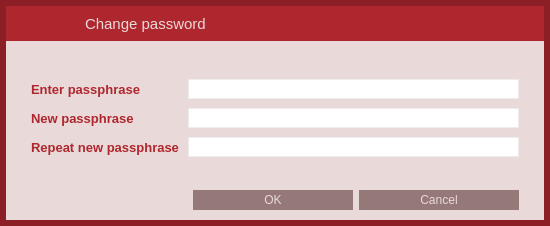
LIMXTEC/Megacoin, file src/qt/forms/askpassphrasedialog.ui: the form before one commit.
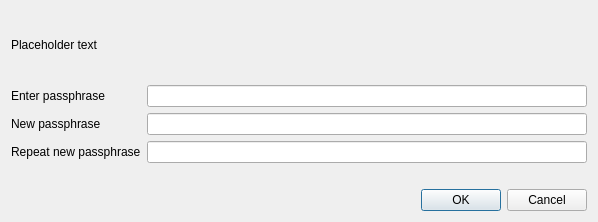
The form after the commit. Icons and pictures are not drawn.

What changed in the file:
```diff
--- a/src/qt/forms/askpassphrasedialog.ui
+++ b/src/qt/forms/askpassphrasedialog.ui
@@ -6,12 +6,12 @@
    <rect>
     <x>0</x>
     <y>0</y>
-    <width>550</width>
-    <height>226</height>
+    <width>598</width>
+    <height>222</height>
    </rect>
   </property>
   <property name="sizePolicy">
-   <sizepolicy hsizetype="Preferred" vsizetype="Preferred">
+   <sizepolicy hsizetype="Preferred" vsizetype="Minimum">
     <horstretch>0</horstretch>
     <verstretch>0</verstretch>
    </sizepolicy>
@@ -25,276 +25,33 @@
   <property name="windowTitle">
    <string>Passphrase Dialog</string>
   </property>
-  <property name="styleSheet">
-   <string notr="true">QLabel {
-	color: #AF272E;
-}
-
-#AskPassphraseDialog {
-	background-color: rgb(140, 30, 37);
-}
-
-QLineEdit {
-	border: 1px solid #ededed;
-}
-</string>
-  </property>
   <layout class="QVBoxLayout" name="verticalLayout">
-   <property name="spacing">
-    <number>0</number>
+   <property name="sizeConstraint">
+    <enum>QLayout::SetMinimumSize</enum>
    </property>
-   <property name="margin">
-    <number>6</number>
-   </property>
    <item>
-    <widget class="QFrame" name="frame">
-     <property name="styleSheet">
-      <string notr="true">#frame {
-	background-color: #E9D9D8;
-    border-style:none;
-}</string>
-  </property>
-     <property name="frameShape">
-      <enum>QFrame::StyledPanel</enum>
-     </property>
-     <property name="frameShadow">
-      <enum>QFrame::Raised</enum>
-     </property>
-     <layout class="QVBoxLayout" name="verticalLayout_2">
-   <property name="spacing">
-    <number>0</number>
-   </property>
-   <property name="margin">
-    <number>0</number>
-   </property>
-   <item>
-    <widget class="QWidget" name="wCaption" native="true">
-     <property name="minimumSize">
-      <size>
-       <width>0</width>
-       <height>35</height>
-      </size>
-     </property>
-     <property name="maximumSize">
-      <size>
-       <width>16777215</width>
-       <height>35</height>
-      </size>
-     </property>
-     <property name="styleSheet">
-      <string notr="true">#wCaption {
-	background-color:  rgb(175, 39, 46);
-}</string>
-     </property>
-     <property name="is_header" stdset="0">
-      <bool>true</bool>
-     </property>
-     <layout class="QHBoxLayout" name="horizontalLayout_19">
-      <property name="margin">
-       <number>0</number>
-      </property>
-      <item>
-       <spacer name="horizontalSpacer_26">
-        <property name="orientation">
-         <enum>Qt::Horizontal</enum>
-        </property>
-        <property name="sizeType">
-         <enum>QSizePolicy::Fixed</enum>
-        </property>
-        <property name="sizeHint" stdset="0">
-         <size>
-          <width>7</width>
-          <height>20</height>
-         </size>
-        </property>
-       </spacer>
-      </item>
-      <item>
-       <widget class="QLabel" name="lbTitleIcon">
-        <property name="sizePolicy">
-         <sizepolicy hsizetype="Preferred" vsizetype="Preferred">
-          <horstretch>0</horstretch>
-          <verstretch>0</verstretch>
-         </sizepolicy>
-        </property>
-        <property name="minimumSize">
-         <size>
-          <width>30</width>
-          <height>30</height>
-         </size>
-        </property>
-        <property name="maximumSize">
-         <size>
-          <width>30</width>
-          <height>30</height>
-         </size>
-        </property>
-        <property name="text">
-         <string/>
-        </property>
-        <property name="pixmap">
-         <pixmap resource="../res.qrc">:/res/change_pass.png</pixmap>
-        </property>
-       </widget>
-      </item>
-      <item>
-          <widget class="QLabel" name="lbTitleEncrypt">
-           <property name="sizePolicy">
-            <sizepolicy hsizetype="Preferred" vsizetype="Preferred">
-             <horstretch>0</horstretch>
-             <verstretch>0</verstretch>
-            </sizepolicy>
-           </property>
-           <property name="minimumSize">
-            <size>
-             <width>30</width>
-             <height>30</height>
-            </size>
-           </property>
-           <property name="maximumSize">
-            <size>
-             <width>30</width>
-             <height>30</height>
-            </size>
-           </property>
-           <property name="text">
-            <string/>
-           </property>
-           <property name="pixmap">
-            <pixmap resource="../res.qrc">:/res/encrypt.png</pixmap>
-           </property>
-          </widget>
-         </item>
-         <item>
-       <widget class="QLabel" name="lbTitle">
-        <property name="sizePolicy">
-         <sizepolicy hsizetype="Preferred" vsizetype="Preferred">
-          <horstretch>0</horstretch>
-          <verstretch>0</verstretch>
-         </sizepolicy>
-        </property>
-        <property name="font">
-         <font>
-          <pointsize>11</pointsize>
-          <stylestrategy>PreferAntialias</stylestrategy>
-         </font>
-        </property>
-        <property name="styleSheet">
-         <string notr="true">QLabel {
-	color: #E9D9D8;
-}</string>
-        </property>
-        <property name="text">
-         <string>Change password</string>
-        </property>
-       </widget>
-      </item>
-      <item>
-       <widget class="QPushButton" name="bClose">
-        <property name="minimumSize">
-         <size>
-          <width>30</width>
-          <height>30</height>
-         </size>
-        </property>
-        <property name="maximumSize">
-         <size>
-          <width>30</width>
-          <height>30</height>
-         </size>
-        </property>
-        <property name="styleSheet">
-         <string notr="true">QPushButton {	
-	image: url(:/res/close_normal.png);
-	border: 0px solid gray;
-}
-QPushButton:pressed:flat {
-	image: url(:/res/close_normal.png);
-}
-
-QPushButton:hover {
-	image: url(:/res/close_hover.png);
-}</string>
-        </property>
-        <property name="text">
-         <string notr="true"/>
-        </property>
-        <property name="flat">
-         <bool>true</bool>
-        </property>
-       </widget>
-      </item>
-     </layout>
-    </widget>
-   </item>
-   <item>
-       <layout class="QHBoxLayout" name="horizontalLayout_3">
-        <property name="spacing">
-         <number>0</number>
-        </property>
-        <property name="leftMargin">
-         <number>25</number>
-        </property>
-        <property name="topMargin">
-         <number>9</number>
-        </property>
-        <property name="rightMargin">
-         <number>25</number>
-        </property>
-        <property name="bottomMargin">
-         <number>9</number>
-        </property>
-        <item>
     <widget class="QLabel" name="warningLabel">
-          <property name="font">
-           <font>
-            <pointsize>10</pointsize>
-            <weight>50</weight>
-            <bold>false</bold>
-           </font>
-          </property>
+     <property name="text">
+      <string notr="true">Placeholder text</string>
+     </property>
      <property name="textFormat">
       <enum>Qt::RichText</enum>
      </property>
      <property name="wordWrap">
       <bool>true</bool>
      </property>
-     <property name="margin">
-           <number>0</number>
-     </property>
     </widget>
    </item>
-       </layout>
-      </item>
    <item>
     <layout class="QFormLayout" name="formLayout">
+     <property name="sizeConstraint">
+      <enum>QLayout::SetMinimumSize</enum>
+     </property>
      <property name="fieldGrowthPolicy">
       <enum>QFormLayout::AllNonFixedFieldsGrow</enum>
      </property>
-        <property name="horizontalSpacing">
-         <number>9</number>
-        </property>
-        <property name="verticalSpacing">
-         <number>9</number>
-        </property>
-     <property name="leftMargin">
-         <number>25</number>
-     </property>
-     <property name="rightMargin">
-         <number>25</number>
-        </property>
-        <property name="bottomMargin">
-      <number>9</number>
-     </property>
      <item row="0" column="0">
       <widget class="QLabel" name="passLabel1">
-          <property name="font">
-           <font>
-            <pointsize>10</pointsize>
-            <weight>75</weight>
-            <bold>true</bold>
-           </font>
-          </property>
        <property name="text">
         <string>Enter passphrase</string>
        </property>
@@ -302,12 +59,6 @@
      </item>
      <item row="0" column="1">
       <widget class="QLineEdit" name="passEdit1">
-          <property name="minimumSize">
-           <size>
-            <width>0</width>
-            <height>20</height>
-           </size>
-          </property>
        <property name="echoMode">
         <enum>QLineEdit::Password</enum>
        </property>
@@ -315,13 +66,6 @@
      </item>
      <item row="1" column="0">
       <widget class="QLabel" name="passLabel2">
-          <property name="font">
-           <font>
-            <pointsize>10</pointsize>
-            <weight>75</weight>
-            <bold>true</bold>
-           </font>
-          </property>
        <property name="text">
         <string>New passphrase</string>
        </property>
@@ -329,12 +73,6 @@
      </item>
      <item row="1" column="1">
       <widget class="QLineEdit" name="passEdit2">
-          <property name="minimumSize">
-           <size>
-            <width>0</width>
-            <height>20</height>
-           </size>
-          </property>
        <property name="echoMode">
         <enum>QLineEdit::Password</enum>
        </property>
@@ -342,13 +80,6 @@
      </item>
      <item row="2" column="0">
       <widget class="QLabel" name="passLabel3">
-          <property name="font">
-           <font>
-            <pointsize>10</pointsize>
-            <weight>75</weight>
-            <bold>true</bold>
-           </font>
-          </property>
        <property name="text">
         <string>Repeat new passphrase</string>
        </property>
@@ -356,12 +87,6 @@
      </item>
      <item row="2" column="1">
       <widget class="QLineEdit" name="passEdit3">
-          <property name="minimumSize">
-           <size>
-            <width>0</width>
-            <height>20</height>
-           </size>
-          </property>
        <property name="echoMode">
         <enum>QLineEdit::Password</enum>
        </property>
@@ -369,12 +94,8 @@
      </item>
      <item row="3" column="1">
       <widget class="QLabel" name="capsLabel">
-          <property name="enabled">
-           <bool>true</bool>
-          </property>
        <property name="font">
         <font>
-            <pointsize>10</pointsize>
          <weight>75</weight>
          <bold>true</bold>
         </font>
@@ -390,34 +111,7 @@
     </layout>
    </item>
    <item>
-       <layout class="QHBoxLayout" name="horizontalLayout_2">
-        <property name="spacing">
-         <number>0</number>
-        </property>
-        <property name="rightMargin">
-         <number>25</number>
-        </property>
-        <item>
     <widget class="QDialogButtonBox" name="buttonBox">
-     <property name="styleSheet">
-      <string notr="true">QPushButton {
-	background-color: #947978;
-	color: #E9D9D8;
-	border: 0px solid gray;
-	max-height: 20px;
-	min-height: 20px;
-	max-width: 160px;
-	min-width: 160px;
-}
-
-QPushButton:hover {
-	background-color: #AF272E;
-}
-
-QPushButton:pressed:flat {
-	background-color: #9D0B17;
-}</string>
-     </property>
      <property name="orientation">
       <enum>Qt::Horizontal</enum>
      </property>
@@ -427,27 +121,6 @@
     </widget>
    </item>
   </layout>
-      </item>
-      <item>
-       <spacer name="verticalSpacer">
-        <property name="orientation">
-         <enum>Qt::Vertical</enum>
-        </property>
-        <property name="sizeType">
-         <enum>QSizePolicy::Fixed</enum>
-        </property>
-        <property name="sizeHint" stdset="0">
-         <size>
-          <width>20</width>
-          <height>10</height>
-         </size>
-        </property>
-       </spacer>
-      </item>
-     </layout>
-    </widget>
-   </item>
-  </layout>
  </widget>
  <resources>
   <include location="../res.qrc"/>
```
Left out of the diff: 36 changed lines with no effect on the pictures.
